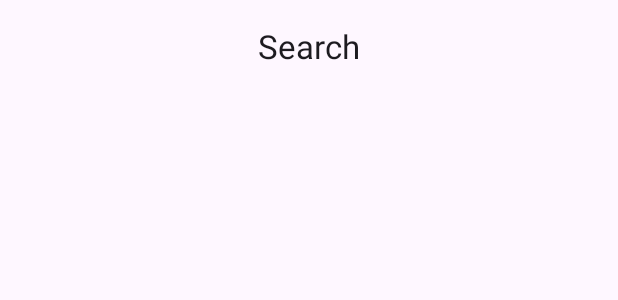
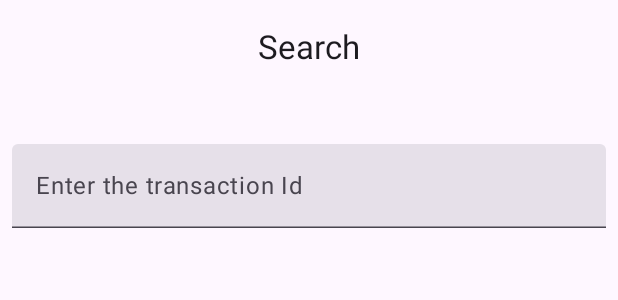
Before and after one commit to jvsena42/floresta_node, an Android app built with Jetpack Compose: the @Preview function Preview, on a phone screen of 412 x 824 dp. Shown: the top 300 px of the screen. Run offline under Robolectric (Android 15) with nearby library versions, the phone set to English and light mode, and no system bars.

Commit message:
feat: layout screen

```diff
--- a/app/src/main/java/com/github/jvsena42/floresta_node/presentation/ui/screens/search/ScreenSearch.kt
+++ b/app/src/main/java/com/github/jvsena42/floresta_node/presentation/ui/screens/search/ScreenSearch.kt
@@ -1,23 +1,30 @@
 package com.github.jvsena42.floresta_node.presentation.ui.screens.search
 
+import androidx.compose.animation.AnimatedVisibility
 import androidx.compose.foundation.background
 import androidx.compose.foundation.layout.Column
+import androidx.compose.foundation.layout.Spacer
 import androidx.compose.foundation.layout.fillMaxSize
+import androidx.compose.foundation.layout.fillMaxWidth
+import androidx.compose.foundation.layout.height
 import androidx.compose.foundation.layout.padding
 import androidx.compose.material3.CenterAlignedTopAppBar
 import androidx.compose.material3.ExperimentalMaterial3Api
+import androidx.compose.material3.LinearProgressIndicator
 import androidx.compose.material3.MaterialTheme
 import androidx.compose.material3.Scaffold
 import androidx.compose.material3.SnackbarHost
 import androidx.compose.material3.SnackbarHostState
 import androidx.compose.material3.Text
+import androidx.compose.material3.TextField
 import androidx.compose.runtime.Composable
 import androidx.compose.runtime.LaunchedEffect
 import androidx.compose.runtime.remember
 import androidx.compose.runtime.rememberCoroutineScope
 import androidx.compose.ui.Modifier
 import androidx.compose.ui.res.stringResource
-import androidx.compose.ui.tooling.preview.Preview
+import androidx.compose.ui.tooling.preview.PreviewLightDark
+import androidx.compose.ui.unit.dp
 import com.github.jvsena42.floresta_node.R
 import com.github.jvsena42.floresta_node.presentation.ui.theme.FlorestaNodeTheme
 import kotlinx.coroutines.launch
@@ -53,13 +60,39 @@ fun ScreenSearch(uiState: SearchUiState, onAction: (SearchAction) -> Unit) {
                 .background(MaterialTheme.colorScheme.background)
                 .padding(contentPadding)
         ) {
+            AnimatedVisibility(visible = uiState.isLoading) {
+                LinearProgressIndicator(modifier = Modifier.fillMaxWidth())
+            }
 
+            Spacer(modifier = Modifier.height(32.dp))
+
+            TextField(
+                value = uiState.transactionId,
+                enabled = !uiState.isLoading,
+                onValueChange = { newText -> onAction(SearchAction.OnSearchChanged(newText)) },
+                label = { Text(stringResource(R.string.enter_the_transaction_id)) },
+                maxLines = 1,
+                singleLine = true,
+                modifier = Modifier
+                    .fillMaxWidth()
+                    .padding(horizontal = 8.dp)
+            )
+
+            Spacer(modifier = Modifier.height(16.dp))
+
+            Text(
+                text = uiState.searchResult,
+                style = MaterialTheme.typography.bodyMedium,
+                modifier = Modifier
+                    .fillMaxWidth()
+                    .padding(horizontal = 8.dp)
+            )
         }
     }
 
 }
 
-@Preview
+@PreviewLightDark
 @Composable
 private fun Preview() {
     FlorestaNodeTheme {
--- a/app/src/main/java/com/github/jvsena42/floresta_node/presentation/ui/screens/search/SearchUiState.kt
+++ b/app/src/main/java/com/github/jvsena42/floresta_node/presentation/ui/screens/search/SearchUiState.kt
@@ -4,4 +4,5 @@ data class SearchUiState(
     val transactionId: String = "",
     val searchResult: String = "",
     val errorMessage: String = "",
+    val isLoading: Boolean = false
 )
--- a/app/src/main/res/values/strings.xml
+++ b/app/src/main/res/values/strings.xml
@@ -33,4 +33,5 @@
     <string name="node_address">Electrum Address: %1$s</string>
     <string name="node_address_copied_to_clipboard">Node address copied to clipboard</string>
     <string name="search">Search</string>
+    <string name="enter_the_transaction_id">Enter the transaction Id</string>
 </resources>
```
